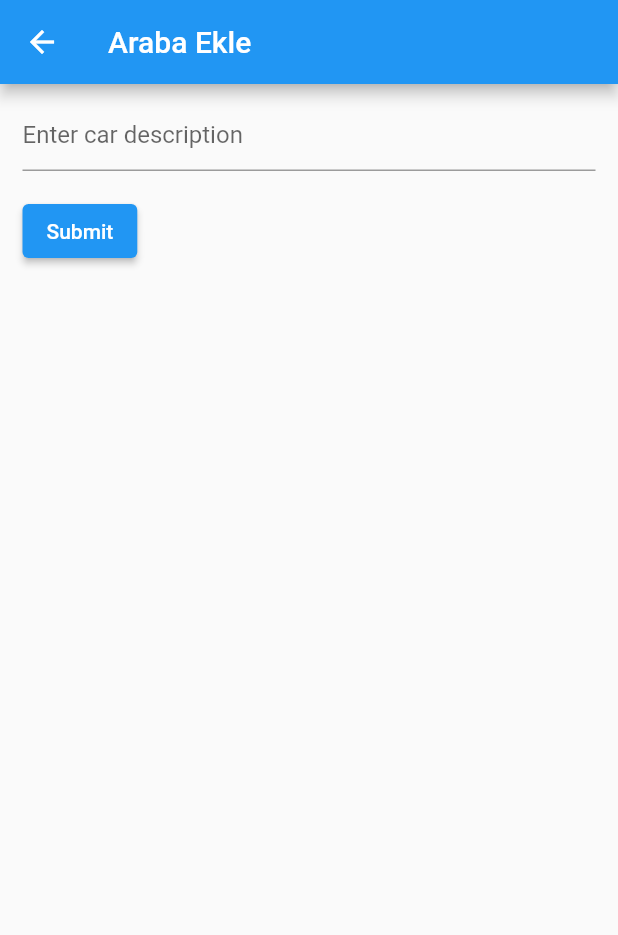
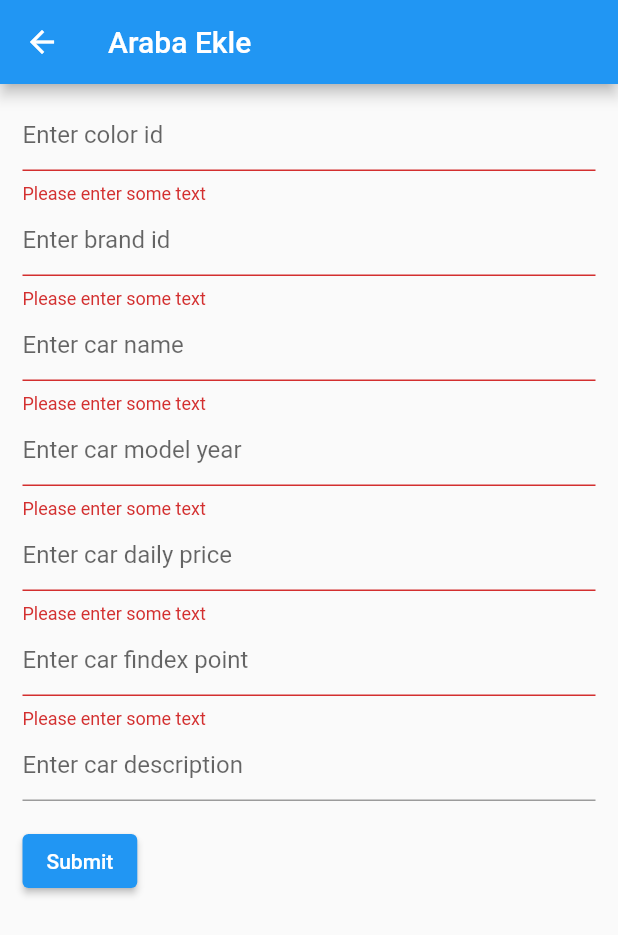
Before and after one commit to FatihBaycu/RentACarWithFlutter, a Flutter app: the CarAddScreen screen opened by its route, after a tap on "Submit", on a phone screen of 412 x 824 dp. Shown: the top 935 px of the screen. Run offline on Flutter 3.47's test engine with Material 2 defaults, Android fonts, the phone set to English and light mode, and no system bars; our stand-ins replace carousel_pro, carousel_slider; network calls fail.

Commit message:
Araba Ekleme Sayfası Eklendi.

```diff
--- a/lib/main.dart
+++ b/lib/main.dart
@@ -42,6 +42,7 @@ class _ApiDemoState extends State<ApiDemo> {
     return MaterialApp(
        routes: {
             "/":(BuildContext context)=>CarListScreen(),
+            "/car-list":(BuildContext context)=>CarListScreen(),
             "/car-add":(BuildContext context)=>CarAddScreen(),
           },
       initialRoute: "/",
--- a/lib/screens/car_add_screen.dart
+++ b/lib/screens/car_add_screen.dart
@@ -35,80 +35,82 @@ children: <Widget>[
       child: Column(
           crossAxisAlignment: CrossAxisAlignment.start,
           children: <Widget>[
-      // TextFormField(decoration: const InputDecoration(hintText: "Enter color id",),
-      //         validator: (String value) {
-      //           if (value == null || value.isEmpty) {
-      //             return 'Please enter some text';
-      //           }
-      //           return null;
-      //         },
-      //         onSaved: (String value){
-      //           car.colorId=int.tryParse(value);
-      //         },
-      //       ),
+            //DROPDOWN LIST RENK İÇİN
+      TextFormField(decoration: const InputDecoration(hintText: "Enter color id",),
+              validator: (String value) {
+                if (value == null || value.isEmpty) {
+                  return 'Please enter some text';
+                }
+                return null;
+              },
+              onSaved: (String value){
+                car.colorId=int.tryParse(value);
+              },
+            ),
+            //DROPDOWN LIST BRAND İÇİN
 
-      // TextFormField(decoration: const InputDecoration(hintText: "Enter brand id",),
-      //         validator: (String value) {
-      //           if (value == null || value.isEmpty) {
-      //             return 'Please enter some text';
-      //           }
-      //           return null;
-      //         },
-      //         onSaved: (String value){
-      //           car.brandId=int.tryParse(value);
-      //         },
-      //       ),
-      //
-      //             TextFormField(decoration: const InputDecoration(hintText: "Enter car name",),
-      //         validator: (String value) {
-      //           if (value == null || value.isEmpty) {
-      //             return 'Please enter some text';
-      //           }
-      //           return null;
-      //         },
-      //         onSaved: (String value){
-      //           car.carName=value;
-      //         },
-      //       ),
-      //
-      //
-      //             TextFormField(decoration: const InputDecoration(hintText: "Enter car model year",),
-      //         validator: (String value) {
-      //           if (value == null || value.isEmpty) {
-      //             return 'Please enter some text';
-      //           }
-      //           return null;
-      //         },
-      //         onSaved: (String value){
-      //           car.modelYear=int.tryParse(value);
-      //         },
-      //       ),
-      //
-      //             TextFormField(decoration: const InputDecoration(hintText: "Enter car daily price",),
-      //         validator: (String value) {
-      //           if (value == null || value.isEmpty) {
-      //             return 'Please enter some text';
-      //           }
-      //           return null;
-      //         },
-      //         onSaved: (String value){
-      //           car.dailyPrice=double.tryParse(value);
-      //         },
-      //       ),
-      //
-      //
-      //              TextFormField(decoration: const InputDecoration(hintText: "Enter car findex point",),
-      //         validator: (String value) {
-      //           if (value == null || value.isEmpty) {
-      //             return 'Please enter some text';
-      //           }
-      //           return null;
-      //         },
-      //         onSaved: (String value){
-      //           car.carFindexPoint=int.tryParse(value);
-      //         },
-      //       ),
-      //
+      TextFormField(decoration: const InputDecoration(hintText: "Enter brand id",),
+              validator: (String value) {
+                if (value == null || value.isEmpty) {
+                  return 'Please enter some text';
+                }
+                return null;
+              },
+              onSaved: (String value){
+                car.brandId=int.tryParse(value);
+              },
+            ),
+
+                  TextFormField(decoration: const InputDecoration(hintText: "Enter car name",),
+              validator: (String value) {
+                if (value == null || value.isEmpty) {
+                  return 'Please enter some text';
+                }
+                return null;
+              },
+              onSaved: (String value){
+                car.carName=value;
+              },
+            ),
+
+
+                  TextFormField(decoration: const InputDecoration(hintText: "Enter car model year",),
+              validator: (String value) {
+                if (value == null || value.isEmpty) {
+                  return 'Please enter some text';
+                }
+                return null;
+              },
+              onSaved: (String value){
+                car.modelYear=int.tryParse(value);
+              },
+            ),
+
+                  TextFormField(decoration: const InputDecoration(hintText: "Enter car daily price",),
+              validator: (String value) {
+                if (value == null || value.isEmpty) {
+                  return 'Please enter some text';
+                }
+                return null;
+              },
+              onSaved: (String value){
+                car.dailyPrice=double.tryParse(value);
+              },
+            ),
+
+
+                   TextFormField(decoration: const InputDecoration(hintText: "Enter car findex point",),
+              validator: (String value) {
+                if (value == null || value.isEmpty) {
+                  return 'Please enter some text';
+                }
+                return null;
+              },
+              onSaved: (String value){
+                car.carFindexPoint=int.tryParse(value);
+              },
+            ),
+
                    TextFormField(
                      decoration: const InputDecoration(
                        hintText: "Enter car description"),
@@ -129,7 +131,13 @@ children: <Widget>[
                     // car.dailyPrice=10;
                     // car.carFindexPoint=1;
                     // car.modelYear=1;
-                    CarService.addCar(this.car).then((value) => print(json.decode(value.body)));
+                    CarService.addCar(this.car).then((value){
+                      setState(() {
+
+                        Navigator.pushNamed(context,"/car-list");
+
+                      });
+                    });
                   }
 
                 },
--- a/pubspec.yaml
+++ b/pubspec.yaml
@@ -26,6 +26,7 @@ dependencies:
   adobe_xd: ^1.0.0
   carousel_slider: ^3.0.0
   carousel_pro:
+
 
   # The following adds the Cupertino Icons font to your application.
   # Use with the CupertinoIcons class for iOS style icons.
```
Also changed, not shown: lib/screens/car_detail.dart (+2 -23 lines).
